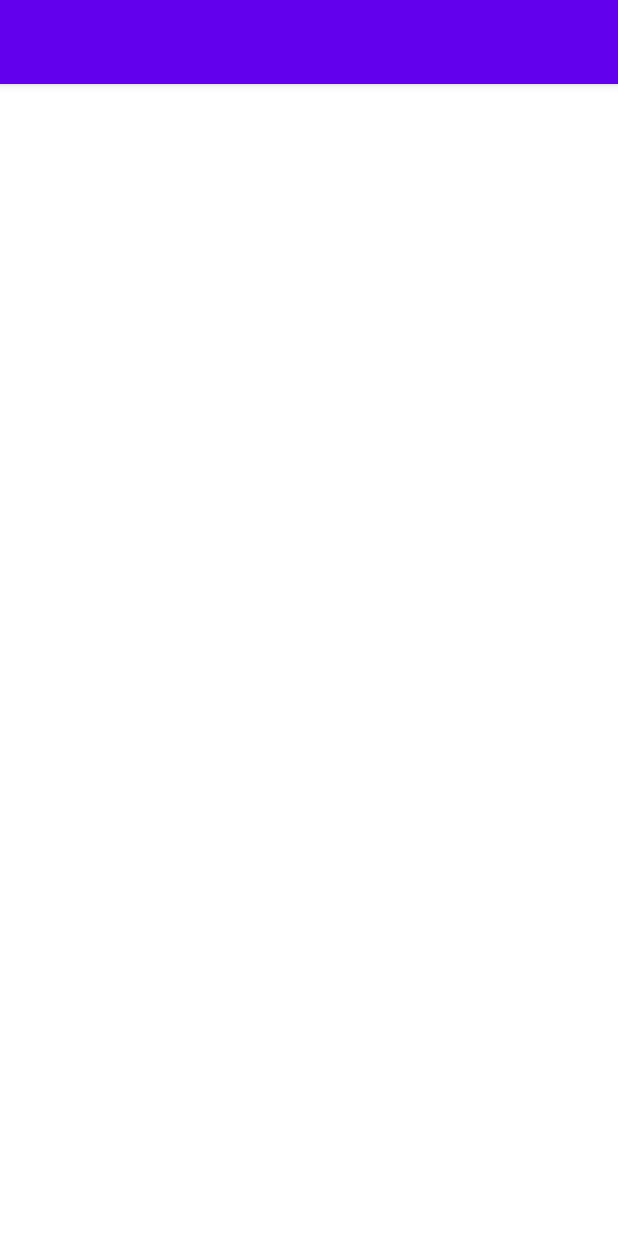
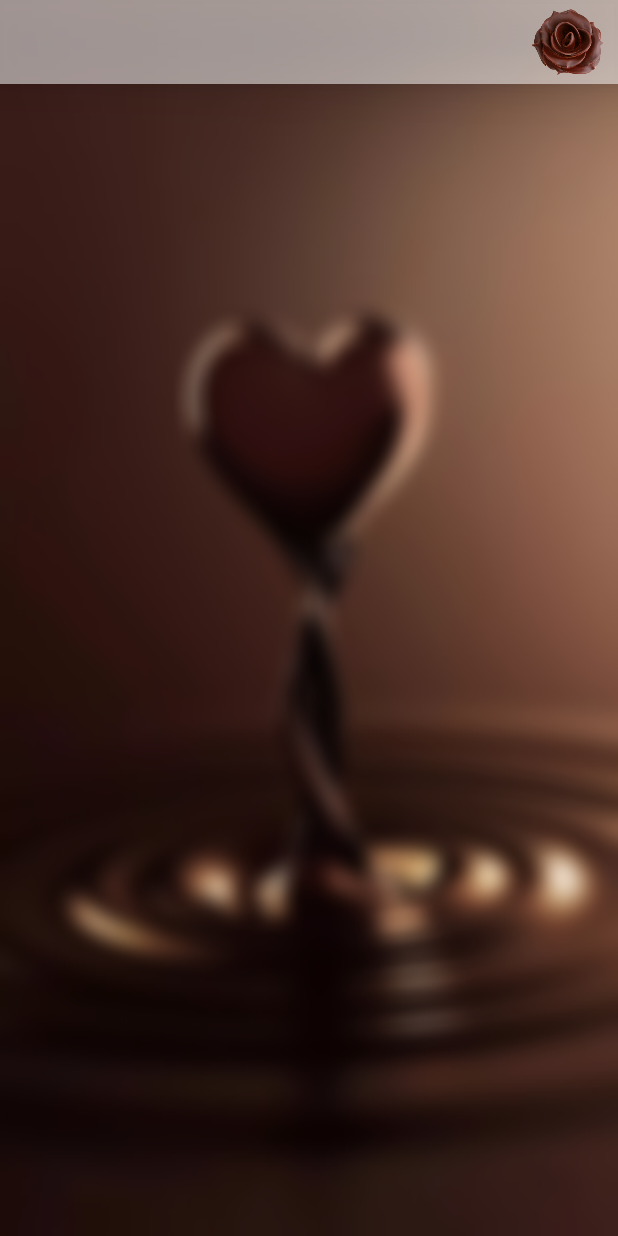
Before and after one commit to Micoder-dev/Chocolate-App-UI, an Android app: the HomeActivity screen opened directly, with no data from a screen before it, on a phone screen of 412 x 824 dp. Run offline under Robolectric (Android 15) with nearby library versions, the phone set to English and light mode, and no system bars; libraries missing offline, so code that uses them is left out: com.shashank.sony; 1 statement that could not run was skipped.

Commit message:
custom actionBar added with custom features like transparent statusBar, navigation

```diff
--- a/app/src/main/java/com/example/chocolateapp/HomeActivity.java
+++ b/app/src/main/java/com/example/chocolateapp/HomeActivity.java
@@ -1,14 +1,45 @@
 package com.example.chocolateapp;
 
+import androidx.appcompat.app.ActionBar;
 import androidx.appcompat.app.AppCompatActivity;
 
+import android.content.Context;
 import android.os.Bundle;
+import android.view.LayoutInflater;
+import android.view.View;
+
+import com.google.android.material.appbar.MaterialToolbar;
+import com.google.android.material.shape.CornerFamily;
+import com.google.android.material.shape.MaterialShapeDrawable;
 
 public class HomeActivity extends AppCompatActivity {
+
+    private MaterialToolbar mToolBar;
 
     @Override
     protected void onCreate(Bundle savedInstanceState) {
         super.onCreate(savedInstanceState);
         setContentView(R.layout.activity_home);
+
+        mToolBar = (MaterialToolbar) findViewById(R.id.main_page_toolbar);
+        setSupportActionBar(mToolBar);
+
+        float radius = getResources().getDimension(com.shashank.sony.fancywalkthroughlib.R.dimen.activity_half_margin);
+        MaterialShapeDrawable toolbarBackground = (MaterialShapeDrawable) mToolBar.getBackground();
+        toolbarBackground.setShapeAppearanceModel(
+                toolbarBackground.getShapeAppearanceModel()
+                        .toBuilder()
+                        .setBottomRightCorner(CornerFamily.ROUNDED,radius)
+                        .setBottomLeftCorner(CornerFamily.ROUNDED,radius)
+                        .build()
+        );
+
+        ActionBar actionBar = getSupportActionBar();
+        actionBar.setDisplayShowCustomEnabled(true);
+
+        LayoutInflater layoutInflater = (LayoutInflater) this.getSystemService(Context.LAYOUT_INFLATER_SERVICE);
+        View actionBarView = layoutInflater.inflate(R.layout.custom_app_bar, null);
+        actionBar.setCustomView(actionBarView);
+
     }
 }
--- /dev/null
+++ b/app/src/main/res/drawable/glass_transparent_bg.xml
@@ -0,0 +1,9 @@
+<?xml version="1.0" encoding="utf-8"?>
+<layer-list xmlns:android="http://schemas.android.com/apk/res/android">
+    <item>
+        <shape android:shape="rectangle">
+            <corners android:radius="20dp" />
+            <solid android:color="#33ffffff" />
+        </shape>
+    </item>
+</layer-list>
--- a/app/src/main/res/layout/activity_home.xml
+++ b/app/src/main/res/layout/activity_home.xml
@@ -1,9 +1,16 @@
 <?xml version="1.0" encoding="utf-8"?>
-<androidx.constraintlayout.widget.ConstraintLayout xmlns:android="http://schemas.android.com/apk/res/android"
+<RelativeLayout xmlns:android="http://schemas.android.com/apk/res/android"
     xmlns:app="http://schemas.android.com/apk/res-auto"
     xmlns:tools="http://schemas.android.com/tools"
     android:layout_width="match_parent"
     android:layout_height="match_parent"
-    tools:context=".HomeActivity">
+    android:background="@drawable/chocolate_bg"
+    tools:context=".HomeActivity"
+    android:fitsSystemWindows="true">
 
-</androidx.constraintlayout.widget.ConstraintLayout>
+    <include
+        android:id="@+id/main_page_toolbar"
+        layout="@layout/app_bar_layout">
+    </include>
+
+</RelativeLayout>
--- /dev/null
+++ b/app/src/main/res/layout/app_bar_layout.xml
@@ -0,0 +1,10 @@
+<?xml version="1.0" encoding="utf-8"?>
+<com.google.android.material.appbar.MaterialToolbar xmlns:android="http://schemas.android.com/apk/res/android"
+    android:layout_width="match_parent"
+    android:layout_height="?attr/actionBarSize"
+    android:id="@+id/main_app_bar"
+    android:background="#88ffffff"
+    style="@style/Widget.MaterialComponents.Toolbar.Primary"
+    android:elevation="20dp">
+
+</com.google.android.material.appbar.MaterialToolbar>
--- /dev/null
+++ b/app/src/main/res/layout/custom_app_bar.xml
@@ -0,0 +1,26 @@
+<?xml version="1.0" encoding="utf-8"?>
+<RelativeLayout xmlns:android="http://schemas.android.com/apk/res/android"
+    android:layout_width="match_parent"
+    android:layout_height="?attr/actionBarSize"
+    android:background="@android:color/transparent">
+
+    <ImageView
+        android:id="@+id/custom_profile_image"
+        android:layout_width="47dp"
+        android:layout_height="match_parent"
+        android:src="@drawable/chocolate_logo1"
+        android:layout_alignParentEnd="true"
+        android:cropToPadding="true"
+        android:layout_marginEnd="10dp" />
+
+    <TextView
+        android:layout_width="wrap_content"
+        android:layout_height="match_parent"
+        android:text="@string/app_name"
+        android:fontFamily="@font/bombing"
+        android:textSize="24sp"
+        android:layout_marginStart="30dp"
+        android:gravity="center_vertical"
+        android:textColor="@color/white"/>
+
+</RelativeLayout>
--- a/app/src/main/res/values/themes.xml
+++ b/app/src/main/res/values/themes.xml
@@ -1,6 +1,6 @@
 <resources xmlns:tools="http://schemas.android.com/tools">
     <!-- Base application theme. -->
-    <style name="Theme.ChocolateApp" parent="Theme.MaterialComponents.DayNight.DarkActionBar">
+    <style name="Theme.ChocolateApp" parent="Theme.MaterialComponents.DayNight.NoActionBar">
         <!-- Primary brand color. -->
         <item name="colorPrimary">@color/purple_500</item>
         <item name="colorPrimaryVariant">@color/purple_700</item>
@@ -12,5 +12,9 @@
         <!-- Status bar color. -->
         <item name="android:statusBarColor" tools:targetApi="l">?attr/colorPrimaryVariant</item>
         <!-- Customize your theme here. -->
+
+        <!-- Transparent StatusBar & Navigation -->
+        <item name="android:windowTranslucentStatus">true</item>
+        <item name="android:windowTranslucentNavigation">true</item>
     </style>
 </resources>
```
Also changed, not shown: app/src/main/res/drawable/chocolate_bg.png (added), app/src/main/res/font/bombing.ttf (added), app/src/main/res/font/game_of_squids.ttf (added), app/src/main/res/font/national_cartoon.ttf (added).
